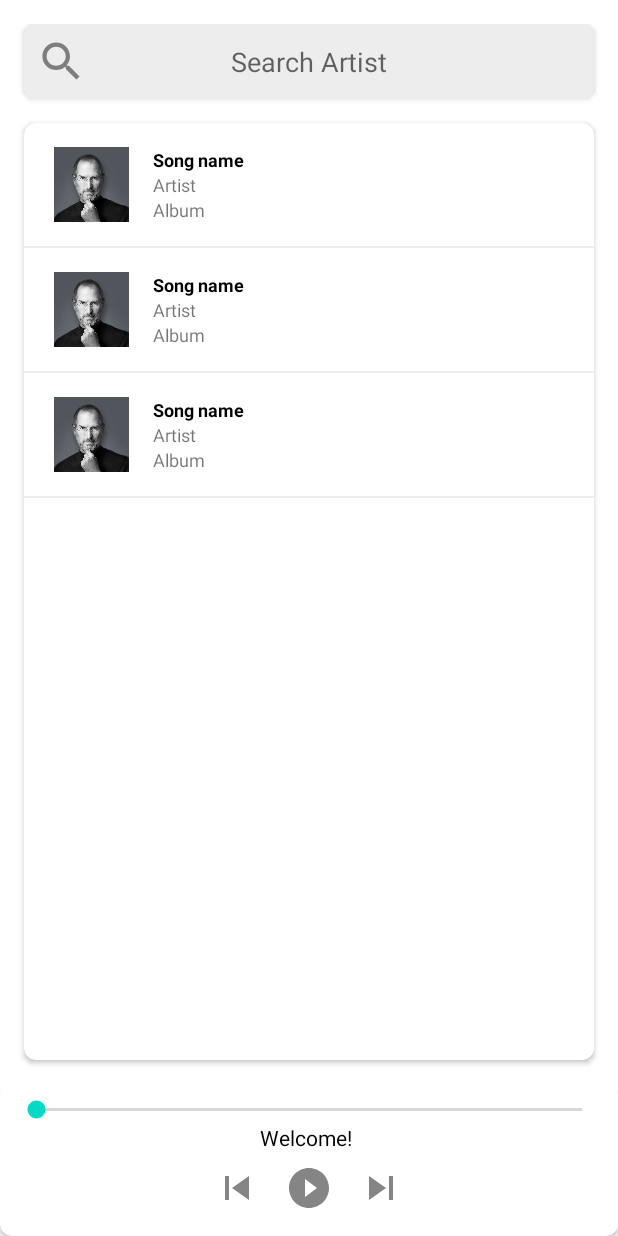
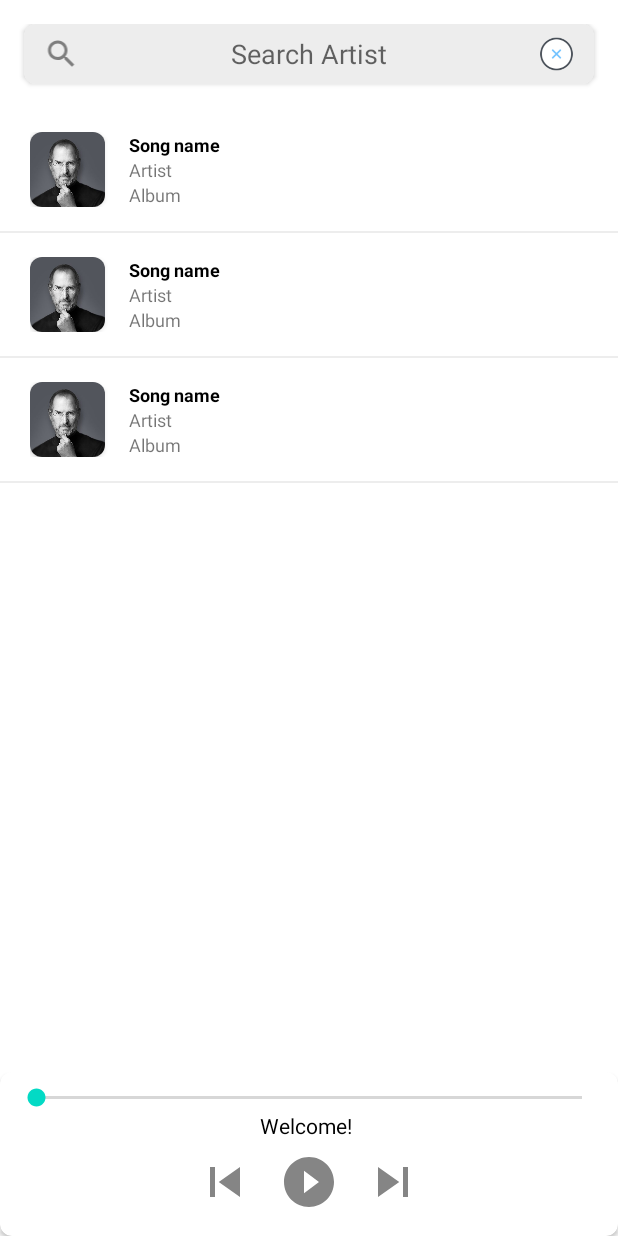
Before and after one commit to boysmtv/music-player-kts, an Android app: the layout activity_search.xml on its own in the app's theme, with its tools: preview values and no code run, on a phone screen of 412 x 824 dp. Run offline under Robolectric (Android 15) with nearby library versions, the phone set to English and light mode, and no system bars; plain views replace VuMeterView.

Commit message:
initial commit

```diff
--- a/app/src/main/java/com/example/musicplayerkts/activity/music/adapter/SongAdapter.kt
+++ b/app/src/main/java/com/example/musicplayerkts/activity/music/adapter/SongAdapter.kt
@@ -57,7 +57,6 @@ class SongAdapter : RecyclerView.Adapter<SongAdapter.AddressHolder>() {
             model: MusicResultModel,
             listener: SearchOnClickListener<MusicResultModel>
         ) {
-
             Glide.with(binding.root).load(model.artworkUrl100).into(binding.icPhoto)
 
             binding.tvSongName.text = model.trackName
@@ -66,7 +65,7 @@ class SongAdapter : RecyclerView.Adapter<SongAdapter.AddressHolder>() {
 
             if (MusicResultModel.previewUrl != null) {
                 if (!MusicResultModel.previewUrl.equals(model.previewUrl)) {
-                    binding.vmMusic.visibility = View.INVISIBLE
+                    binding.vmMusic.visibility = View.GONE
                 } else {
                     binding.vmMusic.visibility = View.VISIBLE
                 }
--- a/app/src/main/java/com/example/musicplayerkts/activity/music/vm/MusicViewModel.kt
+++ b/app/src/main/java/com/example/musicplayerkts/activity/music/vm/MusicViewModel.kt
@@ -9,6 +9,8 @@ import com.example.musicplayerkts.activity.music.model.MusicResultModel
 import com.example.musicplayerkts.activity.music.usecase.MusicUC
 import com.example.musicplayerkts.domain.model.ApiError
 import com.example.musicplayerkts.domain.usecase.UseCaseResponse
+import com.google.gson.Gson
+import timber.log.Timber
 
 class MusicViewModel(
     private val musicUC: MusicUC,
@@ -27,6 +29,7 @@ class MusicViewModel(
                 override fun onSuccess(result: MusicModel) {
                     onSuccess.value = result.results
                     onProgress.value = false
+                    Timber.tag(TAG).e("Model: ${Gson().toJson(result.results)}")
                 }
 
                 override fun onError(apiError: ApiError) {
--- a/app/src/main/java/com/example/musicplayerkts/app/App.kt
+++ b/app/src/main/java/com/example/musicplayerkts/app/App.kt
@@ -8,11 +8,14 @@ import org.koin.android.ext.koin.androidContext
 import org.koin.android.ext.koin.androidLogger
 import org.koin.core.context.startKoin
 import org.koin.core.logger.Level
+import timber.log.Timber
 
 class App : Application() {
 
     override fun onCreate() {
         super.onCreate()
+
+        Timber.plant(Timber.DebugTree())
 
         startKoin {
             androidContext(this@App)
--- a/app/src/main/res/layout/activity_search.xml
+++ b/app/src/main/res/layout/activity_search.xml
@@ -39,7 +39,7 @@
                     <EditText
                         android:id="@+id/et_search_name"
                         android:layout_width="match_parent"
-                        android:layout_height="@dimen/_50dp"
+                        android:layout_height="@dimen/_40dp"
                         android:background="@null"
                         android:gravity="center"
                         android:hint="Search Artist"
@@ -49,23 +49,22 @@
                         android:id="@+id/iv_search"
                         android:layout_alignParentTop="true"
                         android:layout_width="@dimen/_50dp"
-                        android:layout_height="@dimen/_50dp"
+                        android:layout_height="@dimen/_40dp"
                         android:padding="8dp"
                         android:src="@drawable/ic_search" />
+
+                    <ImageView
+                        android:id="@+id/iv_cancel"
+                        android:layout_alignParentTop="true"
+                        android:layout_width="@dimen/_50dp"
+                        android:layout_height="@dimen/_40dp"
+                        android:padding="8dp"
+                        android:layout_alignParentEnd="true"
+                        android:src="@drawable/ic_close" />
 
                 </RelativeLayout>
 
             </androidx.cardview.widget.CardView>
-
-            <androidx.cardview.widget.CardView
-                android:id="@+id/cv_search_icon"
-                android:layout_width="match_parent"
-                android:layout_height="match_parent"
-                android:layout_marginLeft="@dimen/_16dp"
-                android:layout_marginRight="@dimen/_16dp"
-                android:layout_marginBottom="@dimen/_16dp"
-                android:elevation="10dp"
-                app:cardCornerRadius="8dp">
 
             <androidx.recyclerview.widget.RecyclerView
                 android:id="@+id/rv_search"
@@ -77,8 +76,6 @@
                 app:layoutManager="androidx.recyclerview.widget.LinearLayoutManager"
                 app:layout_constraintStart_toStartOf="parent"/>
 
-            </androidx.cardview.widget.CardView>
-
         </LinearLayout>
     </LinearLayout>
 
@@ -88,7 +85,7 @@
         android:layout_height="wrap_content"
         android:layout_alignParentBottom="true"
         android:foregroundGravity="bottom"
-        android:elevation="10dp"
+        android:elevation="16dp"
         app:cardCornerRadius="8dp">
 
         <LinearLayout
@@ -99,8 +96,8 @@
             android:orientation="vertical">
 
             <SeekBar
-                android:layout_weight="0"
                 android:id="@+id/sbProgress"
+                android:enabled="false"
                 android:layout_width="match_parent"
                 android:layout_height="wrap_content" />
 
@@ -129,15 +126,15 @@
 
                 <ImageView
                     android:id="@+id/iv_music_previous"
-                    android:layout_width="32dp"
-                    android:layout_height="32dp"
+                    android:layout_width="40dp"
+                    android:layout_height="40dp"
                     android:contentDescription="@string/app_name"
                     android:src="@drawable/ic_music_previous" />
 
                 <ImageView
                     android:id="@+id/iv_music_play"
-                    android:layout_width="32dp"
-                    android:layout_height="32dp"
+                    android:layout_width="40dp"
+                    android:layout_height="40dp"
                     android:layout_marginStart="@dimen/_16dp"
                     android:layout_marginEnd="@dimen/_16dp"
                     android:contentDescription="@string/app_name"
@@ -145,8 +142,8 @@
 
                 <ImageView
                     android:id="@+id/iv_music_next"
-                    android:layout_width="32dp"
-                    android:layout_height="32dp"
+                    android:layout_width="40dp"
+                    android:layout_height="40dp"
                     android:contentDescription="@string/app_name"
                     android:src="@drawable/ic_music_next" />
 
@@ -166,13 +163,27 @@
 
     <TextView
         android:id="@+id/tv_empty"
-        style="@style/Widget.AppCompat.ProgressBar"
         android:gravity="center"
         android:layout_width="match_parent"
         android:layout_height="wrap_content"
         android:layout_centerInParent="true"
+        android:textSize="18sp"
+        android:textColor="@color/black"
         android:visibility="gone"
-        android:text="empty music"
+        android:text="No Result"
+        />
+
+    <TextView
+        android:id="@+id/tv_empty_search"
+        android:gravity="center"
+        android:layout_width="match_parent"
+        android:layout_height="wrap_content"
+        android:layout_below="@+id/tv_empty"
+        android:layout_centerHorizontal="true"
+        android:layout_marginTop="@dimen/_8dp"
+        android:textSize="16sp"
+        android:visibility="gone"
+        android:text="Try a new search."
         />
 
 </RelativeLayout>
--- a/app/src/main/res/layout/activity_search_list_item.xml
+++ b/app/src/main/res/layout/activity_search_list_item.xml
@@ -1,7 +1,8 @@
 <?xml version="1.0" encoding="utf-8"?>
-<LinearLayout android:id="@+id/layoutContent"
-    xmlns:android="http://schemas.android.com/apk/res/android"
+<LinearLayout xmlns:android="http://schemas.android.com/apk/res/android"
+    xmlns:app="http://schemas.android.com/apk/res-auto"
     xmlns:vumeter="http://schemas.android.com/apk/res-auto"
+    android:id="@+id/layoutContent"
     android:layout_width="match_parent"
     android:layout_height="wrap_content"
     android:orientation="vertical"
@@ -10,15 +11,22 @@
     <LinearLayout
         android:layout_width="match_parent"
         android:layout_height="wrap_content"
+        android:orientation="vertical"
         android:paddingLeft="8dp"
-        android:paddingRight="8dp"
-        android:orientation="vertical">
+        android:paddingRight="8dp">
 
         <RelativeLayout
             android:layout_width="wrap_content"
             android:layout_height="wrap_content"
             android:layout_marginStart="12dp"
             android:orientation="vertical">
+
+            <androidx.cardview.widget.CardView
+                android:id="@+id/cv_photo"
+                android:layout_width="wrap_content"
+                android:layout_height="wrap_content"
+                android:elevation="8dp"
+                app:cardCornerRadius="8dp">
 
                 <ImageView
                     android:id="@+id/ic_photo"
@@ -28,12 +36,14 @@
                     android:scaleType="centerCrop"
                     android:src="@drawable/image_steve" />
 
+            </androidx.cardview.widget.CardView>
+
             <LinearLayout
                 android:layout_width="wrap_content"
                 android:layout_height="wrap_content"
                 android:layout_marginStart="@dimen/_16dp"
                 android:layout_toStartOf="@+id/vm_music"
-                android:layout_toEndOf="@+id/ic_photo"
+                android:layout_toEndOf="@+id/cv_photo"
                 android:gravity="center_vertical"
                 android:orientation="vertical">
 
@@ -66,15 +76,15 @@
                 android:id="@+id/vm_music"
                 android:layout_width="@dimen/_40dp"
                 android:layout_height="@dimen/_50dp"
+                android:layout_alignParentEnd="true"
+                android:layout_centerVertical="true"
                 android:layout_marginStart="@dimen/_8dp"
                 android:layout_marginEnd="@dimen/_8dp"
-                android:layout_alignParentEnd="true"
-                android:layout_centerVertical="true"
                 android:paddingTop="@dimen/_8dp"
-                android:visibility="invisible"
+                android:visibility="gone"
                 vumeter:vumeter_backgroundColor="#33b5e5"
-                vumeter:vumeter_blockNumber="6"
-                vumeter:vumeter_blockSpacing="20dp"
+                vumeter:vumeter_blockNumber="7"
+                vumeter:vumeter_blockSpacing="14dp"
                 vumeter:vumeter_speed="5"
                 vumeter:vumeter_startOff="false"
                 vumeter:vumeter_stopSize="5dp" />
@@ -87,6 +97,6 @@
         android:layout_width="match_parent"
         android:layout_height="1dp"
         android:layout_marginTop="16dp"
-        android:background="@color/gray_low"/>
+        android:background="@color/gray_low" />
 
 </LinearLayout>
--- a/settings.gradle.kts
+++ b/settings.gradle.kts
@@ -17,5 +17,5 @@ dependencyResolutionManagement {
     }
 }
 
-rootProject.name = "Music Player"
+rootProject.name = "Music Player Kts"
 include(":app")
```
Also changed, not shown: app/src/main/java/com/example/musicplayerkts/activity/music/presentation/SearchActivity.kt (+60 -39 lines), app/src/main/res/layout/activity_player.xml (added, +83 -0 lines), app/src/main/res/drawable/ic_close.png (added), 1 other file. Lines whose indentation alone changed are shown as unchanged.
